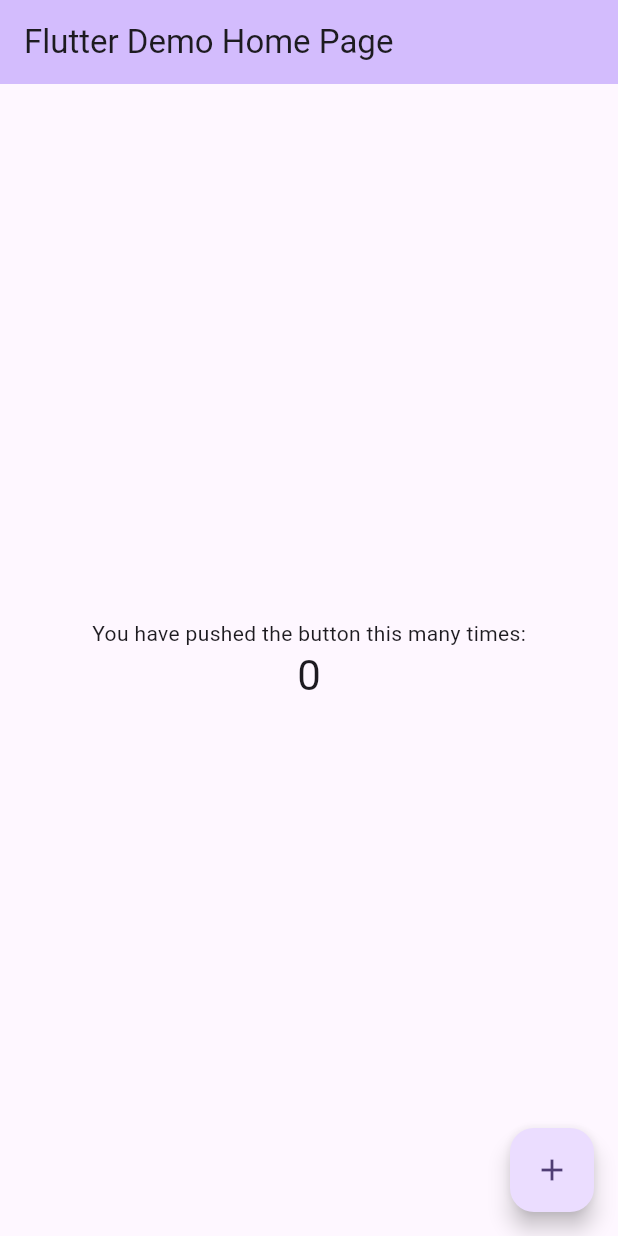
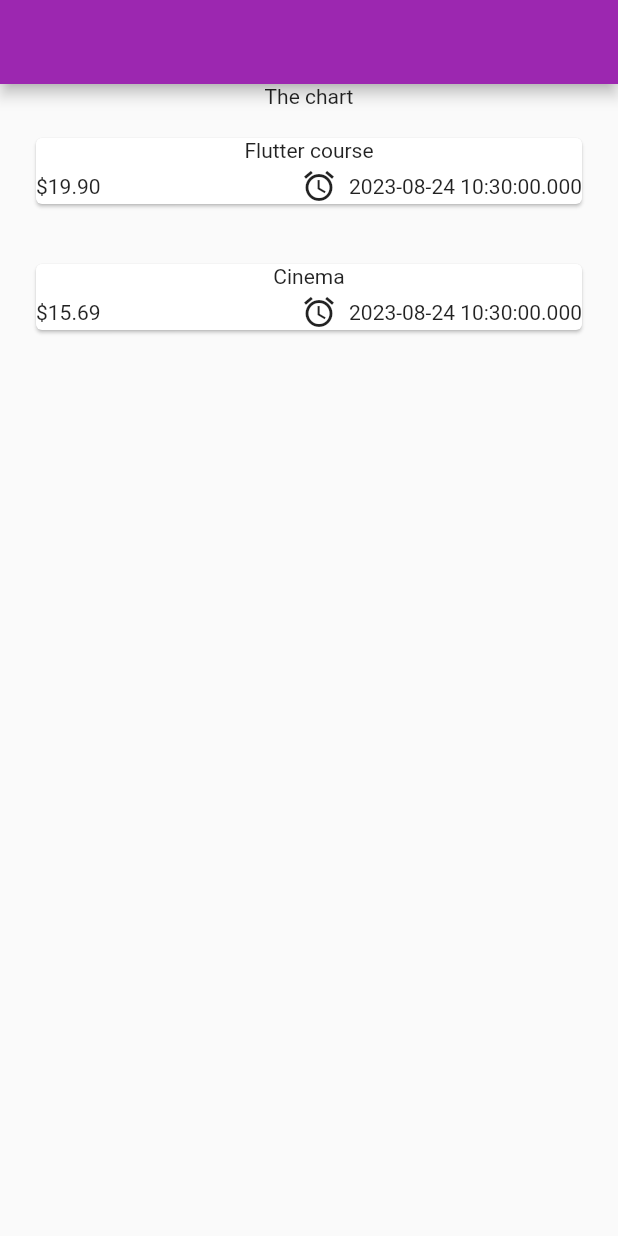
Before and after one commit to Ahmedyehia12/expense_rate_app_using_flutter, a Flutter app: the screen it shows after launch, on a phone screen of 412 x 824 dp. Run offline on Flutter 3.47's test engine with Material 2 defaults, Android fonts, the phone set to English and light mode, and no system bars.

Commit message:
added basic widgets

```diff
--- a/lib/main.dart
+++ b/lib/main.dart
@@ -1,125 +1,11 @@
 import 'package:flutter/material.dart';
+import 'screens/expenses.dart';
 
 void main() {
-  runApp(const MyApp());
+  runApp(
+    const MaterialApp(
+      debugShowCheckedModeBanner: false,
+      home: Expenses(),
+    ),
+  );
 }
-
-class MyApp extends StatelessWidget {
-  const MyApp({super.key});
-
-  // This widget is the root of your application.
-  @override
-  Widget build(BuildContext context) {
-    return MaterialApp(
-      title: 'Flutter Demo',
-      theme: ThemeData(
-        // This is the theme of your application.
-        //
-        // TRY THIS: Try running your application with "flutter run". You'll see
-        // the application has a blue toolbar. Then, without quitting the app,
-        // try changing the seedColor in the colorScheme below to Colors.green
-        // and then invoke "hot reload" (save your changes or press the "hot
-        // reload" button in a Flutter-supported IDE, or press "r" if you used
-        // the command line to start the app).
-        //
-        // Notice that the counter didn't reset back to zero; the application
-        // state is not lost during the reload. To reset the state, use hot
-        // restart instead.
-        //
-        // This works for code too, not just values: Most code changes can be
-        // tested with just a hot reload.
-        colorScheme: ColorScheme.fromSeed(seedColor: Colors.deepPurple),
-        useMaterial3: true,
-      ),
-      home: const MyHomePage(title: 'Flutter Demo Home Page'),
-    );
-  }
-}
-
-class MyHomePage extends StatefulWidget {
-  const MyHomePage({super.key, required this.title});
-
-  // This widget is the home page of your application. It is stateful, meaning
-  // that it has a State object (defined below) that contains fields that affect
-  // how it looks.
-
-  // This class is the configuration for the state. It holds the values (in this
-  // case the title) provided by the parent (in this case the App widget) and
-  // used by the build method of the State. Fields in a Widget subclass are
-  // always marked "final".
-
-  final String title;
-
-  @override
-  State<MyHomePage> createState() => _MyHomePageState();
-}
-
-class _MyHomePageState extends State<MyHomePage> {
-  int _counter = 0;
-
-  void _incrementCounter() {
-    setState(() {
-      // This call to setState tells the Flutter framework that something has
-      // changed in this State, which causes it to rerun the build method below
-      // so that the display can reflect the updated values. If we changed
-      // _counter without calling setState(), then the build method would not be
-      // called again, and so nothing would appear to happen.
-      _counter++;
-    });
-  }
-
-  @override
-  Widget build(BuildContext context) {
-    // This method is rerun every time setState is called, for instance as done
-    // by the _incrementCounter method above.
-    //
-    // The Flutter framework has been optimized to make rerunning build methods
-    // fast, so that you can just rebuild anything that needs updating rather
-    // than having to individually change instances of widgets.
-    return Scaffold(
-      appBar: AppBar(
-        // TRY THIS: Try changing the color here to a specific color (to
-        // Colors.amber, perhaps?) and trigger a hot reload to see the AppBar
-        // change color while the other colors stay the same.
-        backgroundColor: Theme.of(context).colorScheme.inversePrimary,
-        // Here we take the value from the MyHomePage object that was created by
-        // the App.build method, and use it to set our appbar title.
-        title: Text(widget.title),
-      ),
-      body: Center(
-        // Center is a layout widget. It takes a single child and positions it
-        // in the middle of the parent.
-        child: Column(
-          // Column is also a layout widget. It takes a list of children and
-          // arranges them vertically. By default, it sizes itself to fit its
-          // children horizontally, and tries to be as tall as its parent.
-          //
-          // Column has various properties to control how it sizes itself and
-          // how it positions its children. Here we use mainAxisAlignment to
-          // center the children vertically; the main axis here is the vertical
-          // axis because Columns are vertical (the cross axis would be
-          // horizontal).
-          //
-          // TRY THIS: Invoke "debug painting" (choose the "Toggle Debug Paint"
-          // action in the IDE, or press "p" in the console), to see the
-          // wireframe for each widget.
-          mainAxisAlignment: MainAxisAlignment.center,
-          children: <Widget>[
-            const Text(
-              'You have pushed the button this many times:',
-            ),
-            Text(
-              '$_counter',
-              style: Theme.of(context).textTheme.headlineMedium,
-            ),
-          ],
-        ),
-      ),
-      floatingActionButton: FloatingActionButton(
-        onPressed: _incrementCounter,
-        tooltip: 'Increment',
-        child: const Icon(Icons.add),
-      ), // This trailing comma makes auto-formatting nicer for build methods.
-    );
-  }
-}
--- /dev/null
+++ b/lib/models/expense.dart
@@ -0,0 +1,28 @@
+import 'package:uuid/uuid.dart';
+
+const uuid = Uuid(); // Create a Uuid instance
+
+enum Category {
+  // the only possible categories
+  food,
+  travel,
+  leisure,
+  work
+}
+
+class Expense {
+  Expense({
+    required this.title,
+    required this.amount,
+    required this.date,
+    required this.category,
+  }) : expenseId =
+            uuid.v4(); // Create a v4 Uuid (random) and assign it to expenseId
+
+  String expenseId;
+  final String title;
+  final double amount;
+  final DateTime date;
+  //final String category; // leisure Expense(category = 'Lesure') this not safe enough , (too flexible)
+  final Category category;
+}
--- /dev/null
+++ b/lib/screens/expenses.dart
@@ -0,0 +1,37 @@
+import 'package:flutter/material.dart';
+import 'package:expense_rate_app/models/expense.dart';
+import 'package:expense_rate_app/widgets/expenses_list.dart';
+
+class Expenses extends StatefulWidget {
+  const Expenses({super.key});
+
+  @override
+  State<Expenses> createState() => _ExpensesState();
+}
+
+class _ExpensesState extends State<Expenses> {
+  final List<Expense> _registeredExpenses = [
+    Expense(
+        title: 'Flutter course',
+        amount: 19.9,
+        date: DateTime.now(),
+        category: Category.work),
+    Expense(
+        title: 'Cinema',
+        amount: 15.69,
+        date: DateTime.now(),
+        category: Category.leisure),
+  ];
+  @override
+  Widget build(BuildContext context) {
+    return Scaffold(
+      body: Column(children: [
+        const Text('The chart'),
+        Expanded(child: ExpensesList(registeredExpenses: _registeredExpenses)),
+      ]),
+      appBar: AppBar(
+        backgroundColor: Colors.purple,
+      ),
+    );
+  }
+}
--- /dev/null
+++ b/lib/widgets/expenses_item.dart
@@ -0,0 +1,41 @@
+import 'package:flutter/material.dart';
+import 'package:expense_rate_app/models/expense.dart';
+
+class ExpenseItem extends StatelessWidget {
+  final Expense expenseItem;
+  const ExpenseItem({super.key, required this.expenseItem});
+
+  @override
+  Widget build(BuildContext context) {
+    return Padding(
+      padding: const EdgeInsets.symmetric(
+        horizontal: 20,
+        vertical: 16,
+      ),
+      child: Card(
+          child: Column(
+        children: [
+          Text(expenseItem.title),
+          const SizedBox(
+            height: 4,
+          ),
+          Row(
+            children: [
+              Text('\$${expenseItem.amount.toStringAsFixed(2)} '),
+              const Spacer(), // all the space that could be taken
+              Row(
+                children: [
+                  const Icon(Icons.alarm),
+                  const SizedBox(
+                    width: 8,
+                  ),
+                  Text(expenseItem.date.toString())
+                ],
+              )
+            ],
+          )
+        ],
+      )),
+    );
+  }
+}
--- /dev/null
+++ b/lib/widgets/expenses_list.dart
@@ -0,0 +1,20 @@
+import 'package:flutter/material.dart';
+import 'package:expense_rate_app/models/expense.dart';
+import 'package:expense_rate_app/widgets/expenses_item.dart';
+
+class ExpensesList extends StatelessWidget {
+  final List<Expense> registeredExpenses;
+  const ExpensesList({super.key, required this.registeredExpenses});
+
+  @override
+  Widget build(BuildContext context) {
+    return ListView.builder(
+        // list of unknown length  , scrorable by default
+        // listview.builder build widgets only when visible
+        itemCount: registeredExpenses.length, // count of items in the list
+        itemBuilder: (context, index) => ExpenseItem(
+            expenseItem:
+                registeredExpenses[index]) // only created when they are needed
+        );
+  }
+}
--- a/pubspec.yaml
+++ b/pubspec.yaml
@@ -35,6 +35,7 @@ dependencies:
   # The following adds the Cupertino Icons font to your application.
   # Use with the CupertinoIcons class for iOS style icons.
   cupertino_icons: ^1.0.2
+  uuid: ^3.0.7
 
 dev_dependencies:
   flutter_test:
```
Also changed, not shown: pubspec.lock.
